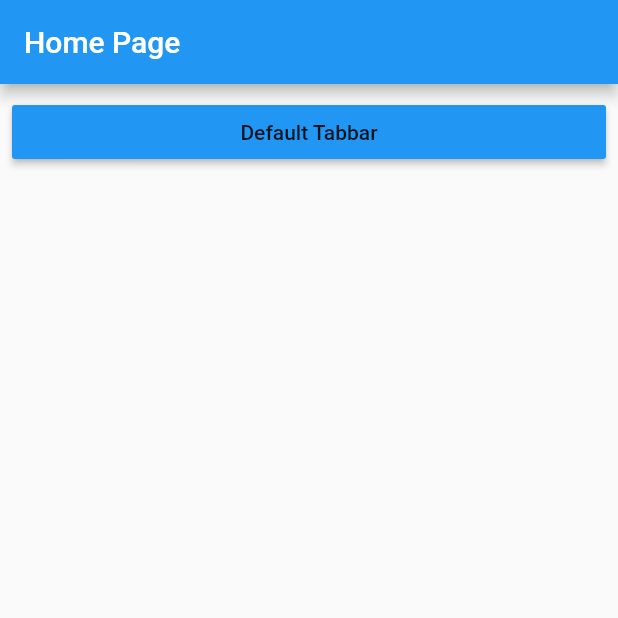
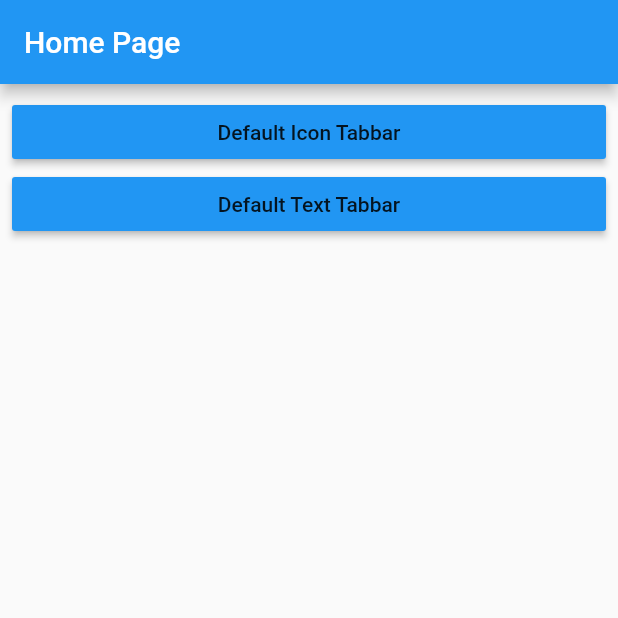
Before and after one commit to NaingMyoThawNMYT/Flutter-Tabbar, a Flutter app: the screen it shows after launch, on a phone screen of 412 x 824 dp, the top half of it. Run offline on Flutter 3.47's test engine with Material 2 defaults, Android fonts, the phone set to English and light mode, and no system bars.

Commit message:
4. "DefaultTabbarPage" is refactored renamed to "DefaultIconTabbarPage". 5. "DefaultTextTabbarPage" is added.

```diff
--- /dev/null
+++ b/lib/ui/default_icon_tabbar_page.dart
@@ -0,0 +1,29 @@
+import 'package:flutter/material.dart';
+
+class DefaultIconTabbarPage extends StatelessWidget {
+  @override
+  Widget build(BuildContext context) {
+    return DefaultTabController(
+      length: 3,
+      child: Scaffold(
+        appBar: AppBar(
+          title: Text('Default Icon Tabbar Page'),
+          bottom: TabBar(
+            tabs: <Widget>[
+              Tab(icon: Icon(Icons.directions_car)),
+              Tab(icon: Icon(Icons.directions_transit)),
+              Tab(icon: Icon(Icons.directions_bike)),
+            ],
+          ),
+        ),
+        body: TabBarView(
+          children: <Widget>[
+            Icon(Icons.directions_car),
+            Icon(Icons.directions_transit),
+            Icon(Icons.directions_bike),
+          ],
+        ),
+      ),
+    );
+  }
+}
--- a/lib/ui/default_tabbar_page.dart
+++ b/lib/ui/default_text_tabbar_page.dart
@@ -1,18 +1,18 @@
 import 'package:flutter/material.dart';
 
-class DefaultTabbarPage extends StatelessWidget {
+class DefaultTextTabbarPage extends StatelessWidget {
   @override
   Widget build(BuildContext context) {
     return DefaultTabController(
       length: 3,
       child: Scaffold(
         appBar: AppBar(
-          title: Text('Default Tabbar Page'),
+          title: Text('Default Text Tabbar Page'),
           bottom: TabBar(
             tabs: <Widget>[
-              Tab(icon: Icon(Icons.directions_car)),
-              Tab(icon: Icon(Icons.directions_transit)),
-              Tab(icon: Icon(Icons.directions_bike)),
+              Tab(text: "Car"),
+              Tab(text: "Transit"),
+              Tab(text: "Bike"),
             ],
           ),
         ),
--- a/lib/ui/my_home_page.dart
+++ b/lib/ui/my_home_page.dart
@@ -1,5 +1,7 @@
 import 'package:flutter/material.dart';
-import 'package:fluttertabbar/ui/default_tabbar_page.dart';
+
+import 'default_icon_tabbar_page.dart';
+import 'default_text_tabbar_page.dart';
 
 class MyHomePage extends StatelessWidget {
   MyHomePage({Key key, this.title}) : super(key: key);
@@ -23,11 +25,25 @@ class MyHomePage extends StatelessWidget {
                   Navigator.push(
                     context,
                     MaterialPageRoute(
-                      builder: (context) => DefaultTabbarPage(),
+                      builder: (context) => DefaultIconTabbarPage(),
                     ),
                   );
                 },
-                child: Text('Default Tabbar'),
+                child: Text('Default Icon Tabbar'),
+              ),
+            ),
+            ButtonTheme(
+              minWidth: double.infinity,
+              child: RaisedButton(
+                onPressed: () {
+                  Navigator.push(
+                    context,
+                    MaterialPageRoute(
+                      builder: (context) => DefaultTextTabbarPage(),
+                    ),
+                  );
+                },
+                child: Text('Default Text Tabbar'),
               ),
             ),
           ],
```
Also changed, not shown: 1 other file.
